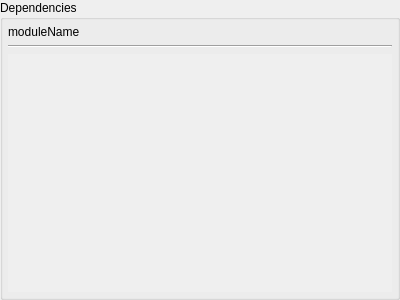
First picture: the form in view/dependenciesPage.ui, repository zpp0/wsnsim-preprocessor, before the edit.
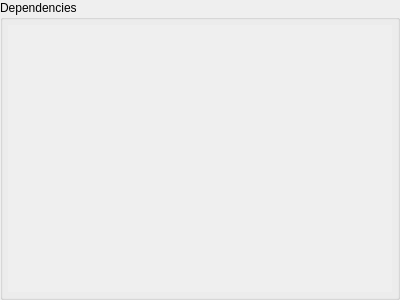
Second picture: the form after the edit.

Commit message: removed unhelpful widgets

The edit to the form file:
```diff
--- a/view/dependenciesPage.ui
+++ b/view/dependenciesPage.ui
@@ -20,20 +20,6 @@
    <property name="margin">
     <number>5</number>
    </property>
-   <item>
-    <widget class="QLabel" name="l_name">
-     <property name="text">
-      <string>moduleName</string>
-     </property>
-    </widget>
-   </item>
-   <item>
-    <widget class="Line" name="line">
-     <property name="orientation">
-      <enum>Qt::Horizontal</enum>
-     </property>
-    </widget>
-   </item>
    <item>
     <widget class="QScrollArea" name="scrollArea">
      <property name="frameShape">
```
The commit also changes 1 other file.
